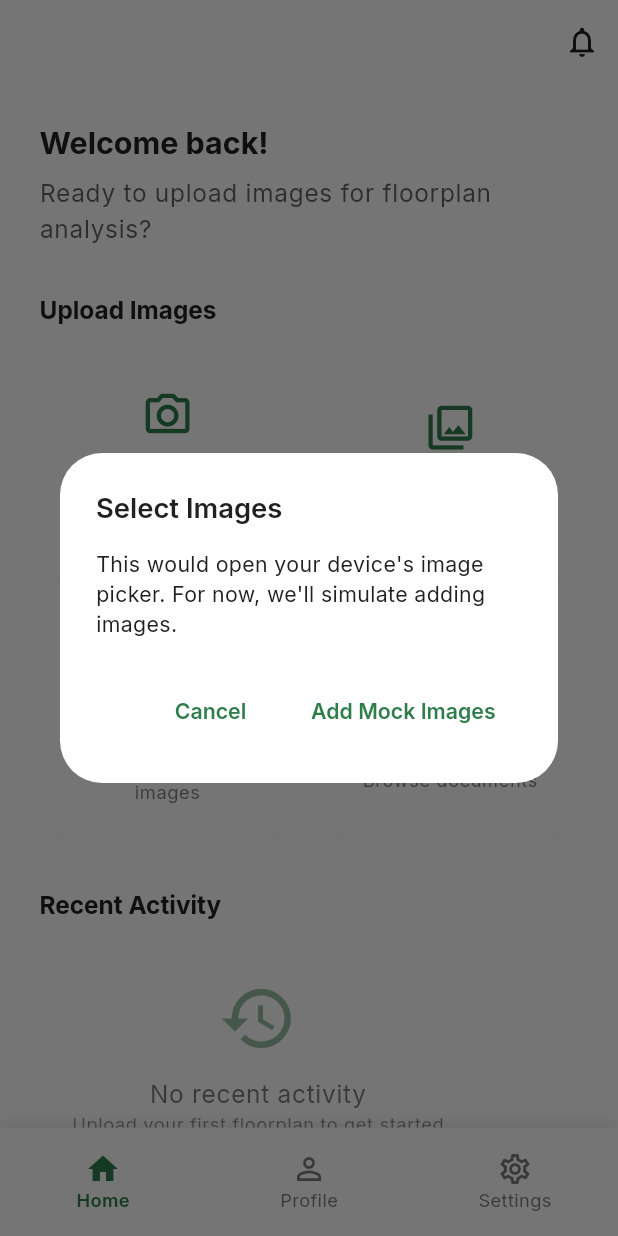
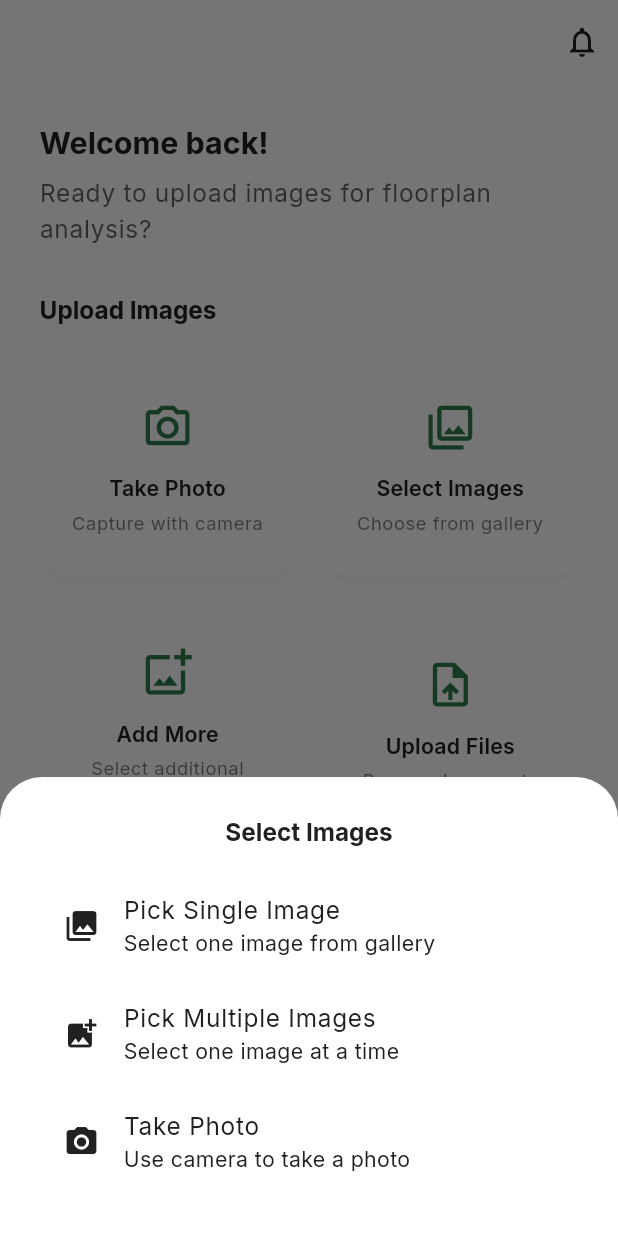
Before and after one commit to centmarde/terra-price-mobile, a Flutter app: the screen it shows once a user with an empty profile is signed in, after a tap on "Select Images", on a phone screen of 412 x 824 dp. Run offline on Flutter 3.47's test engine with Material 3 defaults, Android fonts, the phone set to English and light mode, and no system bars; our stand-ins replace flutter_screenutil, go_router, google_fonts, image_picker, shared_preferences, supabase_flutter; accounts and stored records are empty.

Commit message:
taking picture, selecting images from gallery and adding multiple images is now working

```diff
--- a/lib/screens/home/widgets/home_page.dart
+++ b/lib/screens/home/widgets/home_page.dart
@@ -1,6 +1,8 @@
 import 'package:flutter/material.dart';
 import 'package:flutter_screenutil/flutter_screenutil.dart';
 import 'package:provider/provider.dart';
+import 'package:image_picker/image_picker.dart'; // Add this import
+import 'dart:io'; // Add this import
 import '../../landing/providers/auth_provider.dart';
 
 /// Home page widget - main dashboard for authenticated users
@@ -12,8 +14,9 @@ class HomePage extends StatefulWidget {
 }
 
 class _HomePageState extends State<HomePage> {
-  List<String> _selectedImagePaths = [];
+  List<File> _selectedImages = []; // Changed to File list
   bool _isUploading = false;
+  final ImagePicker _picker = ImagePicker(); // Add image picker instance
 
   @override
   Widget build(BuildContext context) {
@@ -84,28 +87,28 @@ class _HomePageState extends State<HomePage> {
                 crossAxisCount: 2,
                 crossAxisSpacing: 16.w,
                 mainAxisSpacing: 16.h,
-                childAspectRatio: 1.1, // Reduced from 1.2 to give more height
+                childAspectRatio: 1.1,
                 children: [
                   _buildActionCard(
                     context,
                     icon: Icons.camera_alt_outlined,
                     title: 'Take Photo',
-                    subtitle: 'Camera not available',
-                    onTap: () => _showCameraNotAvailable(),
+                    subtitle: 'Capture with camera',
+                    onTap: () => _pickImageFromCamera(),
                   ),
                   _buildActionCard(
                     context,
                     icon: Icons.photo_library_outlined,
                     title: 'Select Images',
-                    subtitle: 'Choose from device',
-                    onTap: () => _showImagePicker(),
+                    subtitle: 'Choose from gallery',
+                    onTap: () => _showImageSelectionOptions(),
                   ),
                   _buildActionCard(
                     context,
                     icon: Icons.add_photo_alternate_outlined,
                     title: 'Add More',
                     subtitle: 'Select additional images',
-                    onTap: () => _showImagePicker(),
+                    onTap: () => _showImageSelectionOptions(),
                   ),
                   _buildActionCard(
                     context,
@@ -117,10 +120,10 @@ class _HomePageState extends State<HomePage> {
                 ],
               ),
 
-              if (_selectedImagePaths.isNotEmpty) ...[
+              if (_selectedImages.isNotEmpty) ...[
                 SizedBox(height: 32.h),
                 Text(
-                  'Selected Images (${_selectedImagePaths.length})',
+                  'Selected Images (${_selectedImages.length})',
                   style: Theme.of(context).textTheme.titleMedium?.copyWith(
                     fontWeight: FontWeight.bold,
                   ),
@@ -233,7 +236,7 @@ class _HomePageState extends State<HomePage> {
       height: 120.h,
       child: ListView.builder(
         scrollDirection: Axis.horizontal,
-        itemCount: _selectedImagePaths.length,
+        itemCount: _selectedImages.length,
         itemBuilder: (context, index) {
           return Container(
             width: 120.w,
@@ -245,6 +248,14 @@ class _HomePageState extends State<HomePage> {
                   child: Container(
                     width: 120.w,
                     height: 120.h,
+                    decoration: BoxDecoration(
+                      borderRadius: BorderRadius.circular(8.r),
+                    ),
+                    child: Image.file(
+                      _selectedImages[index],
+                      fit: BoxFit.cover,
+                      errorBuilder: (context, error, stackTrace) {
+                        return Container(
                           decoration: BoxDecoration(
                             color: Theme.of(context).colorScheme.surfaceVariant,
                             borderRadius: BorderRadius.circular(8.r),
@@ -264,6 +275,9 @@ class _HomePageState extends State<HomePage> {
                                 textAlign: TextAlign.center,
                               ),
                             ],
+                          ),
+                        );
+                      },
                     ),
                   ),
                 ),
@@ -315,67 +329,168 @@ class _HomePageState extends State<HomePage> {
                 ],
               )
             : Text(
-                'Upload ${_selectedImagePaths.length} Image${_selectedImagePaths.length > 1 ? 's' : ''}',
+                'Upload ${_selectedImages.length} Image${_selectedImages.length > 1 ? 's' : ''}',
                 style: TextStyle(fontSize: 16.sp, fontWeight: FontWeight.w600),
               ),
       ),
     );
   }
 
-  void _showImagePicker() {
-    // Simulate image selection
-    showDialog(
+  // New method to pick image from camera
+  Future<void> _pickImageFromCamera() async {
+    try {
+      final XFile? image = await _picker.pickImage(
+        source: ImageSource.camera,
+        maxWidth: 1800,
+        maxHeight: 1800,
+        imageQuality: 85,
+      );
+
+      if (image != null) {
+        setState(() {
+          _selectedImages.add(File(image.path));
+        });
+      }
+    } catch (e) {
+      _showErrorSnackBar('Failed to take photo: $e');
+    }
+  }
+
+  // Method to pick images from gallery
+  Future<void> _pickImagesFromGallery() async {
+    try {
+      final XFile? image = await _picker.pickImage(
+        source: ImageSource.gallery,
+        maxWidth: 1800,
+        maxHeight: 1800,
+        imageQuality: 85,
+      );
+
+      if (image != null) {
+        setState(() {
+          _selectedImages.add(File(image.path));
+        });
+      }
+    } catch (e) {
+      _showErrorSnackBar('Failed to select image: $e');
+    }
+  }
+
+  // Method to show image selection options
+  void _showImageSelectionOptions() {
+    showModalBottomSheet(
+      context: context,
+      builder: (BuildContext context) {
+        return Container(
+          padding: EdgeInsets.all(24.w),
+          child: Column(
+            mainAxisSize: MainAxisSize.min,
+            children: [
+              Text(
+                'Select Images',
+                style: Theme.of(
+                  context,
+                ).textTheme.titleLarge?.copyWith(fontWeight: FontWeight.bold),
+              ),
+              SizedBox(height: 16.h),
+              ListTile(
+                leading: const Icon(Icons.photo_library),
+                title: const Text('Pick Single Image'),
+                subtitle: const Text('Select one image from gallery'),
+                onTap: () {
+                  Navigator.pop(context);
+                  _pickImagesFromGallery();
+                },
+              ),
+              ListTile(
+                leading: const Icon(Icons.add_photo_alternate),
+                title: const Text('Pick Multiple Images'),
+                subtitle: const Text('Select one image at a time'),
+                onTap: () {
+                  Navigator.pop(context);
+                  _pickMultipleImages();
+                },
+              ),
+              ListTile(
+                leading: const Icon(Icons.camera_alt),
+                title: const Text('Take Photo'),
+                subtitle: const Text('Use camera to take a photo'),
+                onTap: () {
+                  Navigator.pop(context);
+                  _pickImageFromCamera();
+                },
+              ),
+            ],
+          ),
+        );
+      },
+    );
+  }
+
+  // Method to pick multiple images (one by one)
+  Future<void> _pickMultipleImages() async {
+    int count = 0;
+    const maxImages = 5; // Limit to prevent too many selections
+
+    while (count < maxImages) {
+      try {
+        final XFile? image = await _picker.pickImage(
+          source: ImageSource.gallery,
+          maxWidth: 1800,
+          maxHeight: 1800,
+          imageQuality: 85,
+        );
+
+        if (image != null) {
+          setState(() {
+            _selectedImages.add(File(image.path));
+          });
+          count++;
+
+          // Ask if user wants to add more
+          if (count < maxImages) {
+            final bool? addMore = await showDialog<bool>(
               context: context,
               builder: (BuildContext context) {
                 return AlertDialog(
-          title: const Text('Select Images'),
-          content: const Text(
-            'This would open your device\'s image picker. For now, we\'ll simulate adding images.',
+                  title: const Text('Add More Images?'),
+                  content: Text(
+                    'You have selected $count image${count > 1 ? 's' : ''}. Would you like to add more?',
                   ),
                   actions: [
                     TextButton(
-              onPressed: () => Navigator.pop(context),
-              child: const Text('Cancel'),
+                      onPressed: () => Navigator.of(context).pop(false),
+                      child: const Text('Done'),
                     ),
                     TextButton(
-              onPressed: () {
-                Navigator.pop(context);
-                _simulateImageSelection();
-              },
-              child: const Text('Add Mock Images'),
+                      onPressed: () => Navigator.of(context).pop(true),
+                      child: const Text('Add More'),
                     ),
                   ],
                 );
               },
             );
+
+            if (addMore != true) break;
           }
-
-  void _simulateImageSelection() {
-    setState(() {
-      _selectedImagePaths.addAll([
-        'floorplan_${DateTime.now().millisecondsSinceEpoch}_1.jpg',
-        'floorplan_${DateTime.now().millisecondsSinceEpoch}_2.jpg',
-      ]);
-    });
+        } else {
+          break; // User cancelled selection
         }
-
-  void _showCameraNotAvailable() {
-    ScaffoldMessenger.of(context).showSnackBar(
-      const SnackBar(
-        content: Text('Camera functionality requires image_picker package'),
-        backgroundColor: Colors.orange,
-      ),
-    );
+      } catch (e) {
+        _showErrorSnackBar('Failed to select image: $e');
+        break;
+      }
+    }
   }
 
   void _removeImage(int index) {
     setState(() {
-      _selectedImagePaths.removeAt(index);
+      _selectedImages.removeAt(index);
     });
   }
 
   Future<void> _uploadImages() async {
-    if (_selectedImagePaths.isEmpty) return;
+    if (_selectedImages.isEmpty) return;
 
     setState(() {
       _isUploading = true;
@@ -388,7 +503,7 @@ class _HomePageState extends State<HomePage> {
 
       // Clear selected images after successful upload
       setState(() {
-        _selectedImagePaths.clear();
+        _selectedImages.clear();
         _isUploading = false;
       });
 
@@ -425,21 +540,21 @@ class _HomePageState extends State<HomePage> {
               ),
               SizedBox(height: 16.h),
               ListTile(
-                leading: const Icon(Icons.info_outline),
+                leading: const Icon(Icons.camera_alt),
                 title: const Text('Camera'),
-                subtitle: const Text('Requires image_picker package'),
+                subtitle: const Text('Take a photo'),
                 onTap: () {
                   Navigator.pop(context);
-                  _showCameraNotAvailable();
+                  _pickImageFromCamera();
                 },
               ),
               ListTile(
                 leading: const Icon(Icons.photo_library),
-                title: const Text('Select Images'),
-                subtitle: const Text('Simulate image selection'),
+                title: const Text('Gallery'),
+                subtitle: const Text('Select from gallery'),
                 onTap: () {
                   Navigator.pop(context);
-                  _showImagePicker();
+                  _pickImagesFromGallery();
                 },
               ),
               ListTile(
--- a/pubspec.yaml
+++ b/pubspec.yaml
@@ -2,7 +2,7 @@ name: my_app
 description: "A new Flutter project."
 # The following line prevents the package from being accidentally published to
 # pub.dev using `flutter pub publish`. This is preferred for private packages.
-publish_to: 'none' # Remove this line if you wish to publish to pub.dev
+publish_to: "none" # Remove this line if you wish to publish to pub.dev
 
 # The following defines the version and build number for your application.
 # A version number is three numbers separated by dots, like 1.2.43
@@ -30,6 +30,9 @@ environment:
 dependencies:
   flutter:
     sdk: flutter
+
+  # For picking images from the gallery or camera
+  image_picker: ^1.0.4
 
   # The following adds the Cupertino Icons font to your application.
   # Use with the CupertinoIcons class for iOS style icons.
@@ -72,7 +75,6 @@ dev_dependencies:
 
 # The following section is specific to Flutter packages.
 flutter:
-
   # The following line ensures that the Material Icons font is
   # included with your application, so that you can use the icons in
   # the material Icons class.
```
Also changed, not shown: pubspec.lock, 6 other files. Lines whose indentation alone changed are shown as unchanged.
